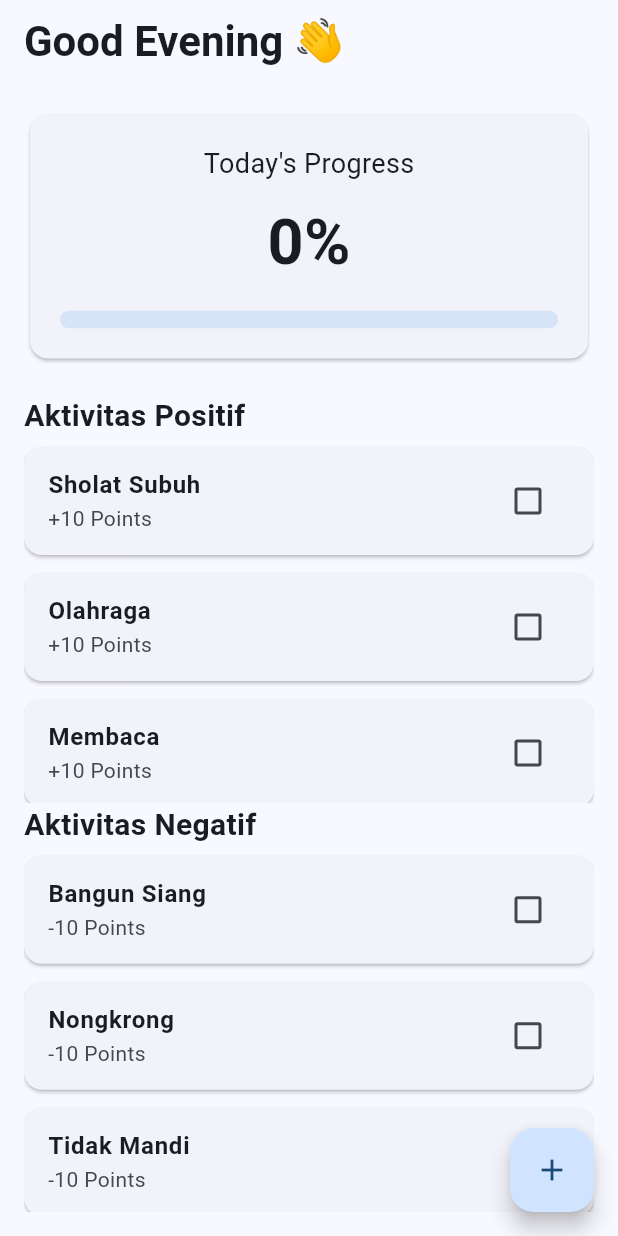
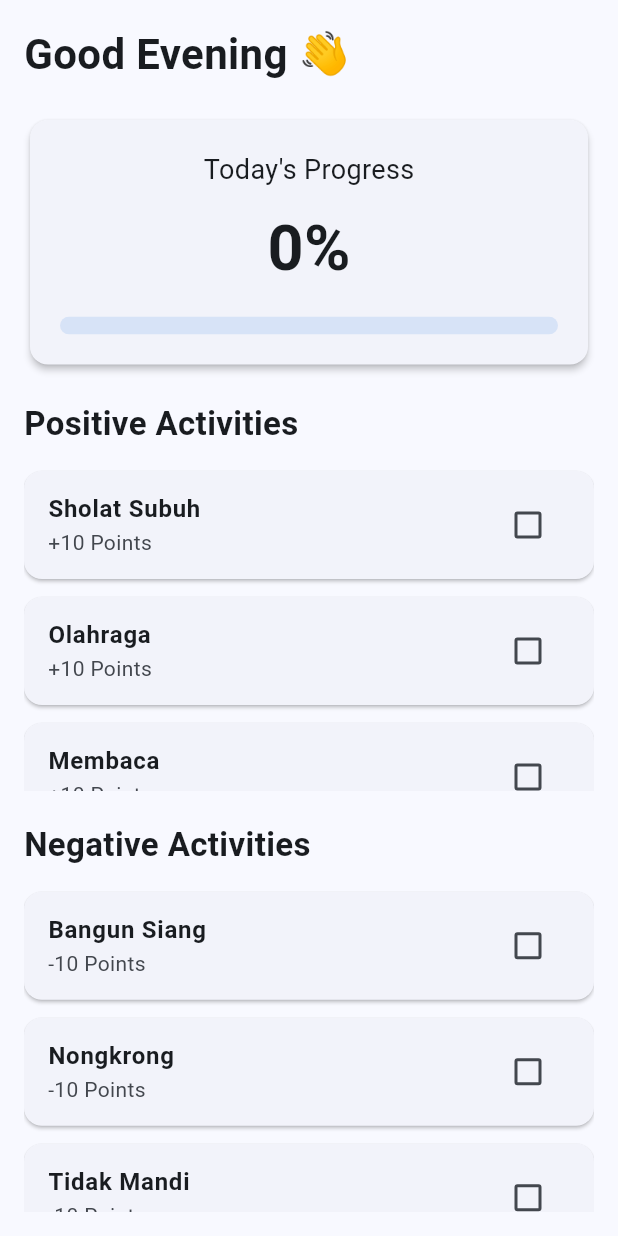
Before and after one commit to anharsaja/offline_agenda_flutter, a Flutter app: the screen it shows after launch, on a phone screen of 412 x 824 dp. Run offline on Flutter 3.47's test engine with Material 3 defaults, Android fonts, the phone set to English and light mode, and no system bars.

Commit message:
:sparkles: widget progress card & section title

```diff
--- a/lib/pages/dashboard_page.dart
+++ b/lib/pages/dashboard_page.dart
@@ -1,6 +1,8 @@
 import 'package:flutter/material.dart';
 import '../models/activity.dart';
 import '../widgets/activity_tile.dart';
+import '../widgets/progress_card.dart';
+import '../widgets/section_title.dart';
 
 class DashboardPage extends StatefulWidget {
   const DashboardPage({super.key});
@@ -53,71 +55,32 @@ class _DashboardPageState extends State<DashboardPage> {
   @override
   Widget build(BuildContext context) {
     return Scaffold(
-      appBar: AppBar(title:
-      const Text(
-        "Good Evening 👋",
-        style: TextStyle(
-          fontSize: 28,
-          fontWeight: FontWeight.bold,
-        ),
-      )),
+      // appBar: AppBar(
+      //   title: const Text(
+      //     "Good Evening 👋",
+      //     style: TextStyle(fontSize: 28, fontWeight: FontWeight.bold),
+      //   ),
+      // ),
 
       body: Padding(
         padding: const EdgeInsets.all(16),
-
         child: Column(
           crossAxisAlignment: CrossAxisAlignment.start,
-
           children: [
-            Card(
-              child: Padding(
-                padding: const EdgeInsets.all(20),
-
-                child:
-                Column(
-                  children: [
-
-                    const Text(
-                      "Today's Progress",
-                      style: TextStyle(
-                        fontSize: 18,
-                      ),
-                    ),
-
-                    const SizedBox(height: 10),
-
-                    Text(
-                      "${(progress * 100).toInt()}%",
-                      style: const TextStyle(
-                        fontSize: 42,
-                        fontWeight: FontWeight.bold,
-                      ),
-                    ),
-
-                    const SizedBox(height: 15),
-
-                    ClipRRect(
-                      borderRadius: BorderRadius.circular(20),
-                      child: LinearProgressIndicator(
-                        value: progress,
-                        minHeight: 12,
-                      ),
-                    ),
-                  ],
-                )
-              ),
+            const Text(
+              "Good Evening 👋",
+              style: TextStyle(fontSize: 28, fontWeight: FontWeight.bold),
             ),
 
             const SizedBox(height: 20),
-            const Text(
-              "Aktivitas Positif",
-              style: TextStyle(fontSize: 20, fontWeight: FontWeight.bold),
-            ),
+
+            ProgressCard(progress: progress),
+
+            const SectionTitle(title: "Positive Activities"),
             Expanded(
               child: ListView(
                 children: goodActivities.map((activity) {
-                  return
-                  ActivityTile(
+                  return ActivityTile(
                     activity: activity,
                     onChanged: (value) {
                       setState(() {
@@ -129,15 +92,12 @@ class _DashboardPageState extends State<DashboardPage> {
               ),
             ),
 
-            const Text(
-              "Aktivitas Negatif",
-              style: TextStyle(fontSize: 20, fontWeight: FontWeight.bold),
-            ),
+
+            const SectionTitle(title: "Negative Activities"),
             Expanded(
               child: ListView(
                 children: badActivities.map((activity) {
-                  return
-                  ActivityTile(
+                  return ActivityTile(
                     activity: activity,
                     onChanged: (value) {
                       setState(() {
@@ -152,10 +112,10 @@ class _DashboardPageState extends State<DashboardPage> {
         ),
       ),
 
-      floatingActionButton: FloatingActionButton(
-        onPressed: () {},
-        child: const Icon(Icons.add),
-      ),
+      // floatingActionButton: FloatingActionButton(
+      //   onPressed: () {},
+      //   child: const Icon(Icons.add),
+      // ),
     );
   }
 }
--- a/lib/widgets/progress_card.dart
+++ b/lib/widgets/progress_card.dart
@@ -0,0 +1,36 @@
+import 'package:flutter/material.dart';
+
+class ProgressCard extends StatelessWidget {
+  final double progress;
+
+  const ProgressCard({super.key, required this.progress});
+
+  @override
+  Widget build(BuildContext context) {
+    return Card(
+      elevation: 2,
+      child: Padding(
+        padding: const EdgeInsets.all(20),
+        child: Column(
+          children: [
+            const Text("Today's Progress", style: TextStyle(fontSize: 18)),
+
+            const SizedBox(height: 10),
+
+            Text(
+              "${(progress * 100).toInt()}%",
+              style: const TextStyle(fontSize: 42, fontWeight: FontWeight.bold),
+            ),
+
+            const SizedBox(height: 15),
+
+            ClipRRect(
+              borderRadius: BorderRadius.circular(20),
+              child: LinearProgressIndicator(value: progress, minHeight: 12),
+            ),
+          ],
+        ),
+      ),
+    );
+  }
+}
--- /dev/null
+++ b/lib/widgets/section_title.dart
@@ -0,0 +1,27 @@
+import 'package:flutter/material.dart';
+
+class SectionTitle extends StatelessWidget {
+  final String title;
+
+  const SectionTitle({
+    super.key,
+    required this.title,
+  });
+
+  @override
+  Widget build(BuildContext context) {
+    return Padding(
+      padding: const EdgeInsets.only(
+        top: 20,
+        bottom: 10,
+      ),
+      child: Text(
+        title,
+        style: const TextStyle(
+          fontSize: 22,
+          fontWeight: FontWeight.bold,
+        ),
+      ),
+    );
+  }
+}
```
Also changed, not shown: lib/widgets/activity_list.dart (deleted).
